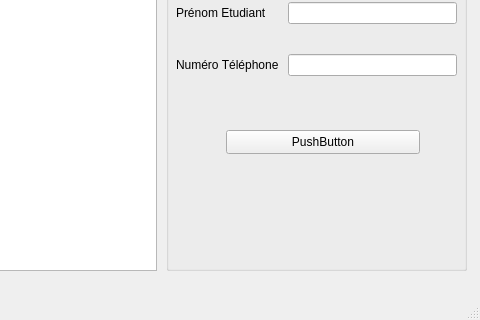
Qt form mainwindow.ui (Frankral/ProjetFinL1) before a commit; both pictures show x 444 to 924 and y 200 to 520 of the 924 by 520 pixel window.
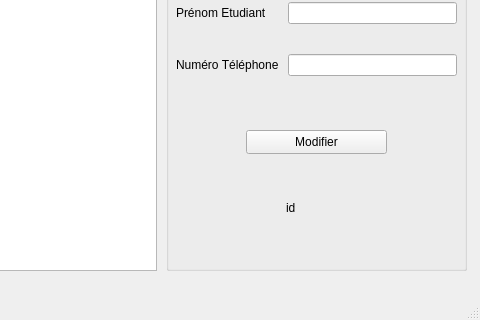
The same form after that commit. Custom widgets are drawn as their Qt base class.

What changed in the file:
```diff
--- a/mainwindow.ui
+++ b/mainwindow.ui
@@ -42,7 +42,10 @@
      <bool>false</bool>
     </attribute>
    </widget>
-   <widget class="QGroupBox" name="groupBox">
+   <widget class="QGroupBox" name="modifierBox">
+    <property name="enabled">
+     <bool>true</bool>
+    </property>
     <property name="geometry">
      <rect>
       <x>610</x>
@@ -102,16 +105,32 @@
     <widget class="QPushButton" name="pushButton">
      <property name="geometry">
       <rect>
-       <x>60</x>
+       <x>80</x>
        <y>210</y>
-       <width>194</width>
+       <width>141</width>
        <height>24</height>
       </rect>
      </property>
      <property name="text">
-      <string>PushButton</string>
+      <string>Modifier</string>
      </property>
     </widget>
+    <widget class="QLabel" name="numEtudiant">
+     <property name="geometry">
+      <rect>
+       <x>120</x>
+       <y>280</y>
+       <width>49</width>
+       <height>16</height>
+      </rect>
+     </property>
+     <property name="text">
+      <string>id</string>
+     </property>
+    </widget>
+    <zorder>numEtudiant</zorder>
+    <zorder>formLayoutWidget</zorder>
+    <zorder>modifierButton</zorder>
    </widget>
   </widget>
   <widget class="QMenuBar" name="menubar">
```
Left out of the diff: 8 changed lines with no effect on the pictures.
